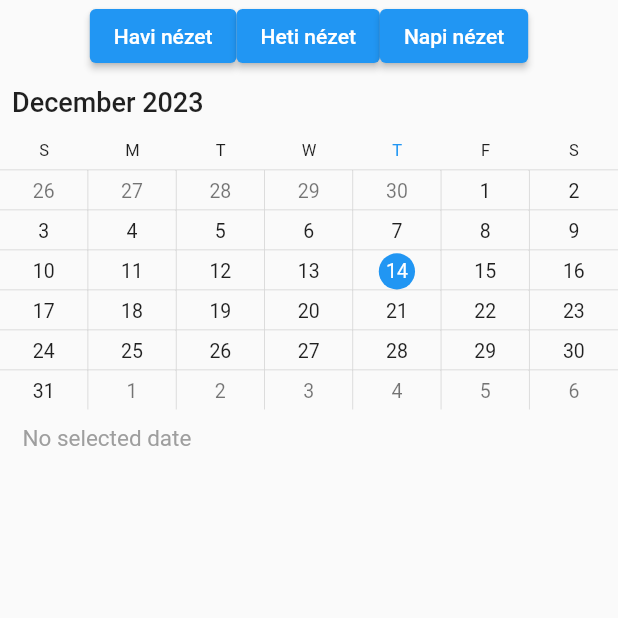
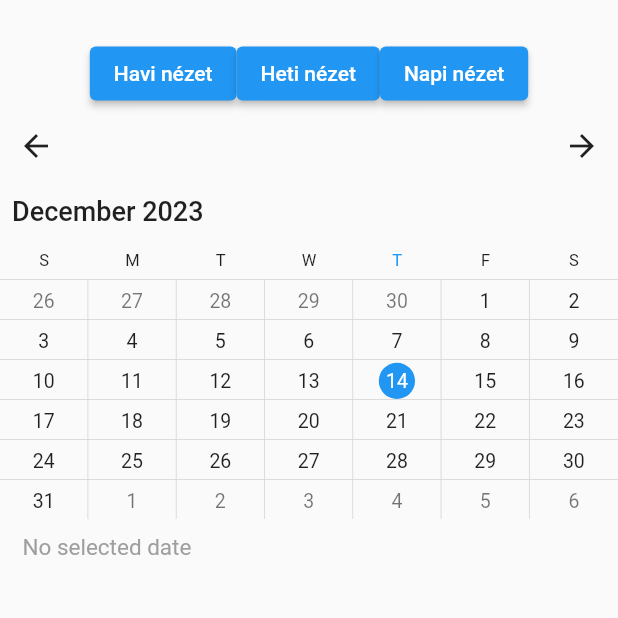
Before and after one commit to uhrinbea22/XPT, a Flutter app: the MyCalendar screen opened directly, on a phone screen of 412 x 824 dp, the top half of it. Run offline on Flutter 3.47's test engine with Material 2 defaults, Android fonts, the phone set to English and light mode, and no system bars; drawn by our look-alikes of syncfusion_flutter_calendar; our stand-ins replace cloud_firestore, firebase_auth, firebase_core, firebase_storage, image_picker, loading_animation_widget and 1 more; missing offline and left inert: dynamic_themes, easy_image_viewer; accounts and stored records are empty; network calls fail.

Commit message:
last fix

```diff
--- a/app/lib/main.dart
+++ b/app/lib/main.dart
@@ -24,9 +24,9 @@ class MyApp extends StatelessWidget {
         initialData: null,
         value: AuthService().onAuthStateChanged,
         builder: (context, snapshot) {
-          return MaterialApp(
+          return const MaterialApp(
             debugShowCheckedModeBanner: false,
-            home: const Wrapper(),
+            home: Wrapper(),
           );
         });
   }
--- a/app/lib/models/userModel.dart
+++ b/app/lib/models/userModel.dart
@@ -1,4 +1,4 @@
-//for authenticcation purposes only
+/// for authentication purposes only
 
 class UserModel {
   final String uid;
--- a/app/lib/screens/authenticate/sign_in.dart
+++ b/app/lib/screens/authenticate/sign_in.dart
@@ -52,6 +52,7 @@ class _SignInState extends State<SignIn> {
                     filled: true,
                     fillColor: Colors.grey[200],
                   ),
+
                   ///validate the email
                   autovalidateMode: AutovalidateMode.onUserInteraction,
                   validator: (value) {
@@ -67,6 +68,7 @@ class _SignInState extends State<SignIn> {
                   },
                   keyboardType: TextInputType.emailAddress,
                 ),
+
                 ///validate the password
                 const SizedBox(height: 20.0),
                 TextFormField(
@@ -143,6 +145,7 @@ class _SignInState extends State<SignIn> {
                       setState(() {
                         absorbValue = true;
                       });
+
                       ///sign in the user using Firebase AuthService
                       dynamic result =
                           await _authService.signIn(email, password);
--- a/app/lib/screens/authenticate/sign_up.dart
+++ b/app/lib/screens/authenticate/sign_up.dart
@@ -97,9 +97,6 @@ class _SignUpState extends State<SignUp> {
               AbsorbPointer(
                 absorbing: absorbValue,
                 child: ElevatedButton(
-                  child: const Text(
-                    'Regisztáció',
-                  ),
                   onPressed: () async {
                     setState(() {
                       absorbValue = true;
@@ -126,6 +123,9 @@ class _SignUpState extends State<SignUp> {
                     shape: RoundedRectangleBorder(
                         borderRadius: BorderRadius.circular(10)),
                     elevation: 10.0,
+                  ),
+                  child: const Text(
+                    'Regisztáció',
                   ),
                 ),
               ),
--- a/app/lib/screens/home/calendar.dart
+++ b/app/lib/screens/home/calendar.dart
@@ -136,6 +136,7 @@ class Cal extends State<MyCalendar> {
             child: Column(
           children: [
             Container(
+              margin: const EdgeInsets.only(top: 25),
               child:
                   Row(mainAxisAlignment: MainAxisAlignment.center, children: [
                 ElevatedButton(
@@ -157,6 +158,29 @@ class Cal extends State<MyCalendar> {
                   child: const Text('Napi nézet'),
                 ),
               ]),
+            ),
+            Row(
+              mainAxisAlignment: MainAxisAlignment.spaceBetween,
+              children: [
+                Container(
+                  alignment: Alignment.centerLeft,
+                  child: IconButton(
+                    icon: Icon(Icons.arrow_back),
+                    onPressed: () {
+                      _controller.backward!();
+                    },
+                  ),
+                ),
+                Container(
+                  alignment: Alignment.centerRight,
+                  child: IconButton(
+                    icon: Icon(Icons.arrow_forward),
+                    onPressed: () {
+                      _controller.forward!();
+                    },
+                  ),
+                )
+              ],
             ),
             SfCalendar(
               controller: _controller,
@@ -183,7 +207,7 @@ class TransactionEvent {
   bool isAllDay;
 }
 
-///
+///model for displaying data in calendar
 class TransactionDataSource extends CalendarDataSource {
   TransactionDataSource(List<TransactionEvent> source) {
     appointments = source;
--- a/app/lib/screens/home/home.dart
+++ b/app/lib/screens/home/home.dart
@@ -1,15 +1,11 @@
 import 'package:app/screens/home/diagram.dart';
-import 'package:app/screens/home/transactions/create_transaction.dart';
-import 'package:app/screens/home/menu.dart';
-import 'package:firebase_auth/firebase_auth.dart';
 import 'package:flutter/material.dart';
-import '../../services/auth_service.dart';
 
 class Xpt extends StatelessWidget {
   @override
   Widget build(BuildContext context) {
     return MaterialApp(
-      debugShowCheckedModeBanner: false, // Set this to false
+      debugShowCheckedModeBanner: false,
       home: DiagramScreen(),
     );
   }
--- a/app/lib/screens/home/menu.dart
+++ b/app/lib/screens/home/menu.dart
@@ -49,7 +49,6 @@ class NavDrawer extends StatelessWidget {
                                     height: 60,
                                     width: 60,
                                     child: CircleAvatar(
-                                      //ide az assets-ből user_avatar.png-fajlt
                                       child: Image.asset(
                                         'user_avatar.png',
                                         width: 300,
@@ -59,7 +58,8 @@ class NavDrawer extends StatelessWidget {
                               ],
                             );
                           }
-                          if (snapshot.hasError) return Text('Hiba történt');
+                          if (snapshot.hasError)
+                            return const Text('Hiba történt');
 
                           return Row(
                             children: <Widget>[
@@ -88,7 +88,7 @@ class NavDrawer extends StatelessWidget {
                           _authService.getuser()!.displayName == null
                               ? _authService.getuser()!.email.toString()
                               : _authService.getuser()!.displayName.toString(),
-                          style: TextStyle(fontSize: 20),
+                          style: const TextStyle(fontSize: 20),
                         ),
                       )
                     ],
--- a/app/lib/screens/home/profile.dart
+++ b/app/lib/screens/home/profile.dart
@@ -1,53 +1,9 @@
 import 'dart:io';
-import 'dart:ui';
 import 'package:app/screens/home/menu.dart';
 import 'package:app/services/image_picker_service.dart';
-import 'package:cloud_firestore/cloud_firestore.dart';
-import 'package:firebase_core/firebase_core.dart';
 import 'package:flutter/material.dart';
-import 'package:loading_animation_widget/loading_animation_widget.dart';
-import 'package:provider/provider.dart';
-import 'package:syncfusion_flutter_charts/charts.dart';
-import '../../firebase_options.dart';
 import '../../services/auth_service.dart';
-import 'package:app/firebase_options.dart';
-import 'package:app/screens/home/menu.dart';
-import 'package:app/services/storage_service.dart';
 import 'package:firebase_auth/firebase_auth.dart';
-import 'package:firebase_core/firebase_core.dart';
-import 'package:flutter/material.dart';
-import 'package:image_picker/image_picker.dart';
-import '../../services/auth_service.dart';
-import 'package:firebase_storage/firebase_storage.dart' as firebase_storage;
-/*
-void main() async {
-  WidgetsFlutterBinding.ensureInitialized();
-  await Firebase.initializeApp(
-    options: DefaultFirebaseOptions.currentPlatform,
-  );
-  runApp(ProfileStateful());
-} */
-/*
-class ProfileScreen extends StatelessWidget {
-  const ProfileScreen({Key? key}) : super(key: key);
-
-  // const ProfileScreen();
-  @override
-  Widget build(BuildContext context) {
-    final appTitle = 'Profil';
-    return MaterialApp(
-      title: appTitle,
-      theme: Theme.of(context),
-      home: Scaffold(
-        drawer: NavDrawer(),
-        appBar: AppBar(
-          title: Text(appTitle),
-        ),
-        body: ProfileStateful(),
-      ),
-    );
-  }
-} */
 
 class ProfileStateful extends StatefulWidget {
   final AuthService _authService = AuthService();
@@ -84,7 +40,7 @@ class MyCustomFormStat extends State<ProfileStateful> {
         ),
         body: Column(
           children: [
-            ListTile(
+            const ListTile(
               title: Text("Profil beállítások",
                   style: TextStyle(fontWeight: FontWeight.bold)),
             ),
@@ -107,7 +63,7 @@ class MyCustomFormStat extends State<ProfileStateful> {
                   });
                 },
                 child: const Text("Név beállítása")),
-            Padding(
+            const Padding(
                 padding: EdgeInsetsDirectional.all(10),
                 child: Text("Avatar feltöltése")),
             Center(
@@ -117,7 +73,7 @@ class MyCustomFormStat extends State<ProfileStateful> {
               },
               child: CircleAvatar(
                 radius: 55,
-                backgroundColor: Color(0xffFDCF09),
+                backgroundColor: const Color(0xffFDCF09),
                 child: _photo != null
                     ? ClipRRect(
                         borderRadius: BorderRadius.circular(50),
@@ -141,7 +97,7 @@ class MyCustomFormStat extends State<ProfileStateful> {
                       ),
               ),
             )),
-            ListTile(
+            const ListTile(
               title: Text(
                 "Biztonság",
                 style: TextStyle(fontWeight: FontWeight.bold),
--- a/app/lib/screens/wrapper.dart
+++ b/app/lib/screens/wrapper.dart
@@ -1,7 +1,6 @@
 import 'package:app/models/userModel.dart';
 import 'package:app/screens/authenticate/authenticate.dart';
 import 'package:app/screens/home/diagram.dart';
-import 'package:app/screens/home/home.dart';
 import 'package:flutter/cupertino.dart';
 import 'package:provider/provider.dart';
 
--- a/app/lib/services/auth_service.dart
+++ b/app/lib/services/auth_service.dart
@@ -35,6 +35,7 @@ class AuthService {
       UserCredential result = await _auth.createUserWithEmailAndPassword(
           email: email, password: password);
       User user = result.user!;
+
       /// send welcome message
       await _sendWelcomeMessage(email);
       return _userModelFromFirebase(user);
--- a/app/lib/services/image_picker_service.dart
+++ b/app/lib/services/image_picker_service.dart
@@ -67,7 +67,7 @@ class ImagePickerService {
 
   Future uploadPicture(File photo) async {
     if (photo == null) return;
-    String imgName = basename(photo!.path);
+    String imgName = basename(photo.path);
     String directory = _authService.getuser()!.uid;
     try {
       final ref = storage.ref("$directory/").child("/$imgName");
@@ -124,8 +124,8 @@ class ImagePickerService {
                         Navigator.of(context).pop();
                       }),
                   ListTile(
-                    leading: Icon(Icons.photo_camera),
-                    title: Text('Kamera'),
+                    leading: const Icon(Icons.photo_camera),
+                    title: const Text('Kamera'),
                     onTap: () async {
                       await imgFromCamera();
                       Navigator.of(context).pop();
```
Also changed, not shown: app/lib/models/transact.dart (+2 -13 lines), app/lib/screens/home/diagram.dart (+12 -11 lines), app/lib/screens/home/settings.dart (+3 -4 lines), app/lib/screens/home/transactions/category_list.dart (+8 -6 lines), app/lib/screens/home/transactions/create_transaction.dart (+15 -17 lines), app/lib/screens/home/transactions/list_all_transactions.dart (+9 -7 lines), app/lib/screens/home/transactions/transactions_detailview.dart (+4 -5 lines).
